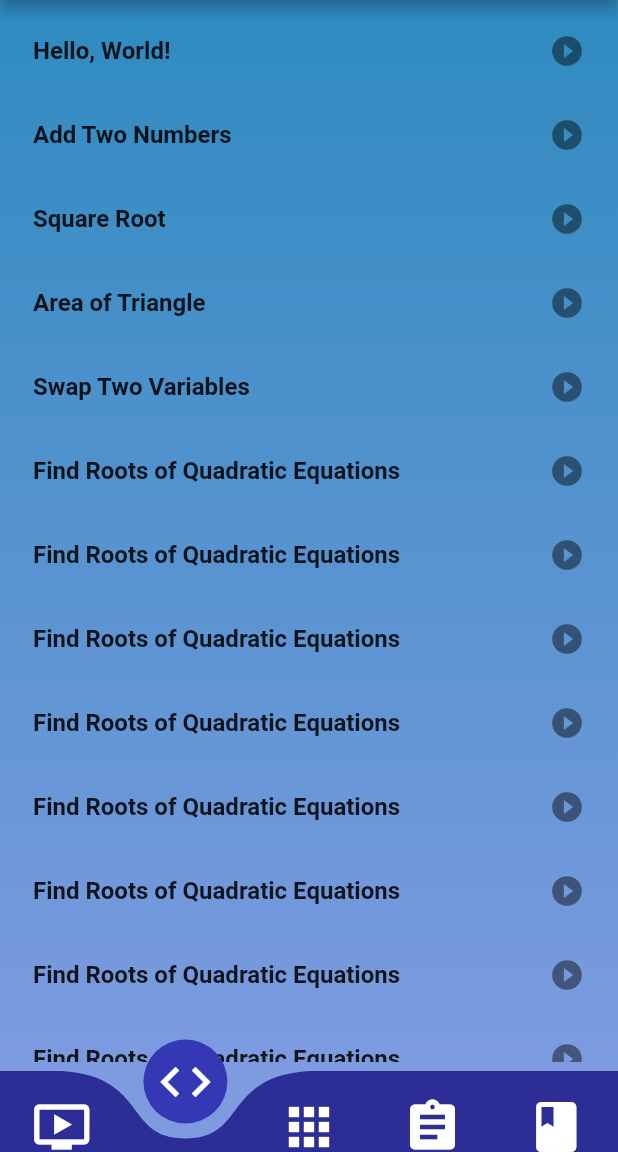
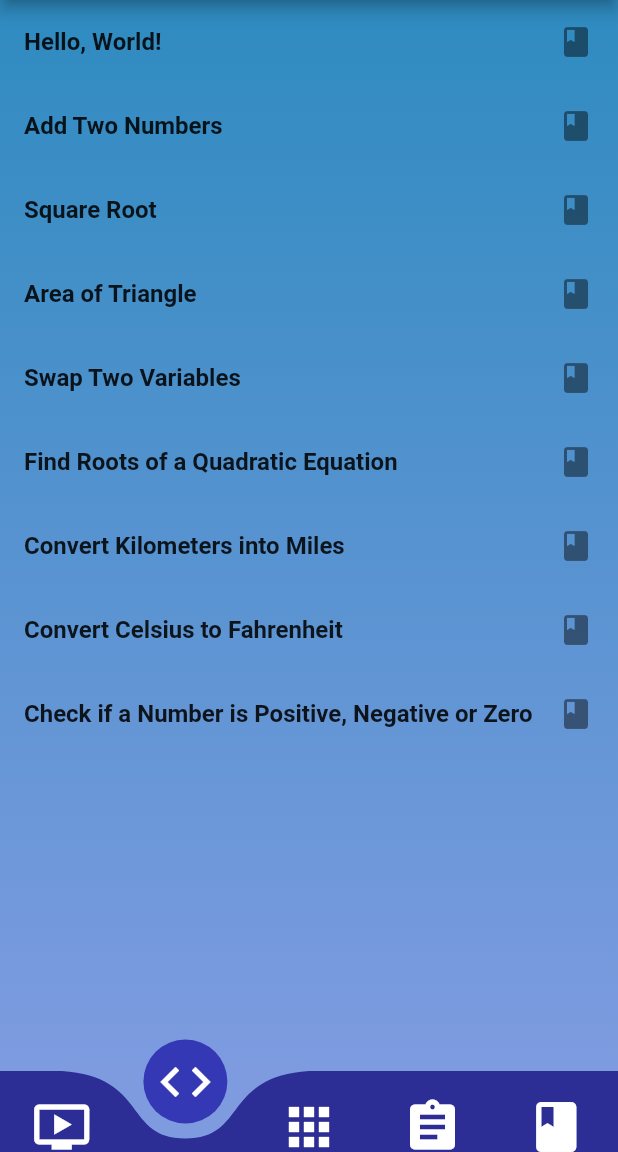
Before and after one commit to hemangdtu/python_app, a Flutter app: the screen it shows after launch, item 2 of the bottom bar chosen, on a phone screen of 412 x 824 dp, the part 84-1236 px from its top. Run offline on Flutter 3.47's test engine with Material 2 defaults, Android fonts, the phone set to English and light mode, and no system bars; drawn by our look-alikes of curved_navigation_bar; missing offline and left inert: flappy_search_bar; Roboto replaces fonts that are missing (PlayfairDisplay).

Commit message:
Code structure changed in Examples section

```diff
--- a/lib/meta/data.dart
+++ b/lib/meta/data.dart
@@ -6,3 +6,15 @@ List<String> videoTileStrings = [
   "input() in Python Programming",
   "Operators in Python Programming",
 ];
+
+List<String> exampleTileStrings = [
+  "Hello, World!",
+  "Add Two Numbers",
+  "Square Root",
+  "Area of Triangle",
+  "Swap Two Variables",
+  "Find Roots of a Quadratic Equation",
+  "Convert Kilometers into Miles",
+  "Convert Celsius to Fahrenheit",
+  "Check if a Number is Positive, Negative or Zero",
+];
--- a/lib/screens/examples_list.dart
+++ b/lib/screens/examples_list.dart
@@ -1,4 +1,6 @@
 import 'package:flutter/material.dart';
+import 'package:python_app/meta/data.dart';
+import 'package:python_app/meta/hyperlinks.dart';
 import 'package:url_launcher/url_launcher.dart';
 import 'package:python_app/models/wavy_image_header.dart';
 
@@ -10,6 +12,15 @@ class ExamplesPage extends StatelessWidget {
 }
 
 Widget _myListView(BuildContext context) {
+  List<Widget> exampleList = [];
+  for (int i = 0; i < exampleTileStrings.length; i++) {
+    exampleList.add(
+      ExampleListElement(
+        title: exampleTileStrings[i],
+        link: ExamplesLinks.linkMap[exampleTileStrings[i]],
+      ),
+    );
+  }
   return Container(
     decoration: BoxDecoration(
       gradient: LinearGradient(
@@ -22,68 +33,8 @@ Widget _myListView(BuildContext context) {
         tileMode: TileMode.clamp,
       ),
     ),
-    child: Padding(
-      padding: EdgeInsets.all(6.0),
-      child: ListView(
-        children: <Widget>[
-          ExampleListElement(
-            title: 'Hello, World!',
-            link: _launchURL1,
-          ),
-          ExampleListElement(
-            title: 'Add Two Numbers',
-            link: _launchURL2,
-          ),
-          ExampleListElement(
-            title: 'Square Root',
-            link: _launchURL3,
-          ),
-          ExampleListElement(
-            title: 'Area of Triangle',
-            link: _launchURL4,
-          ),
-          ExampleListElement(
-            title: 'Swap Two Variables',
-            link: _launchURL5,
-          ),
-          ExampleListElement(
-            title: 'Find Roots of Quadratic Equations',
-            link: _launchURL6,
-          ),
-          ExampleListElement(
-            title: 'Find Roots of Quadratic Equations',
-            link: _launchURL6,
-          ),
-          ExampleListElement(
-            title: 'Find Roots of Quadratic Equations',
-            link: _launchURL6,
-          ),
-          ExampleListElement(
-            title: 'Find Roots of Quadratic Equations',
-            link: _launchURL6,
-          ),
-          ExampleListElement(
-            title: 'Find Roots of Quadratic Equations',
-            link: _launchURL6,
-          ),
-          ExampleListElement(
-            title: 'Find Roots of Quadratic Equations',
-            link: _launchURL6,
-          ),
-          ExampleListElement(
-            title: 'Find Roots of Quadratic Equations',
-            link: _launchURL6,
-          ),
-          ExampleListElement(
-            title: 'Find Roots of Quadratic Equations',
-            link: _launchURL6,
-          ),
-          ExampleListElement(
-            title: 'Find Roots of Quadratic Equations',
-            link: _launchURL6,
-          ),
-        ],
-      ),
+    child: ListView(
+      children: exampleList,
     ),
   );
 }
@@ -103,7 +54,7 @@ class ExampleListElement extends StatelessWidget {
           fontWeight: FontWeight.bold,
         ),
       ),
-      trailing: Icon(Icons.play_circle_filled),
+      trailing: Icon(Icons.book),
       onTap: link,
     );
   }
```
Also changed, not shown: lib/meta/hyperlinks.dart (+95 -0 lines), lib/screens/youtube_list.dart (+2 -5 lines).
